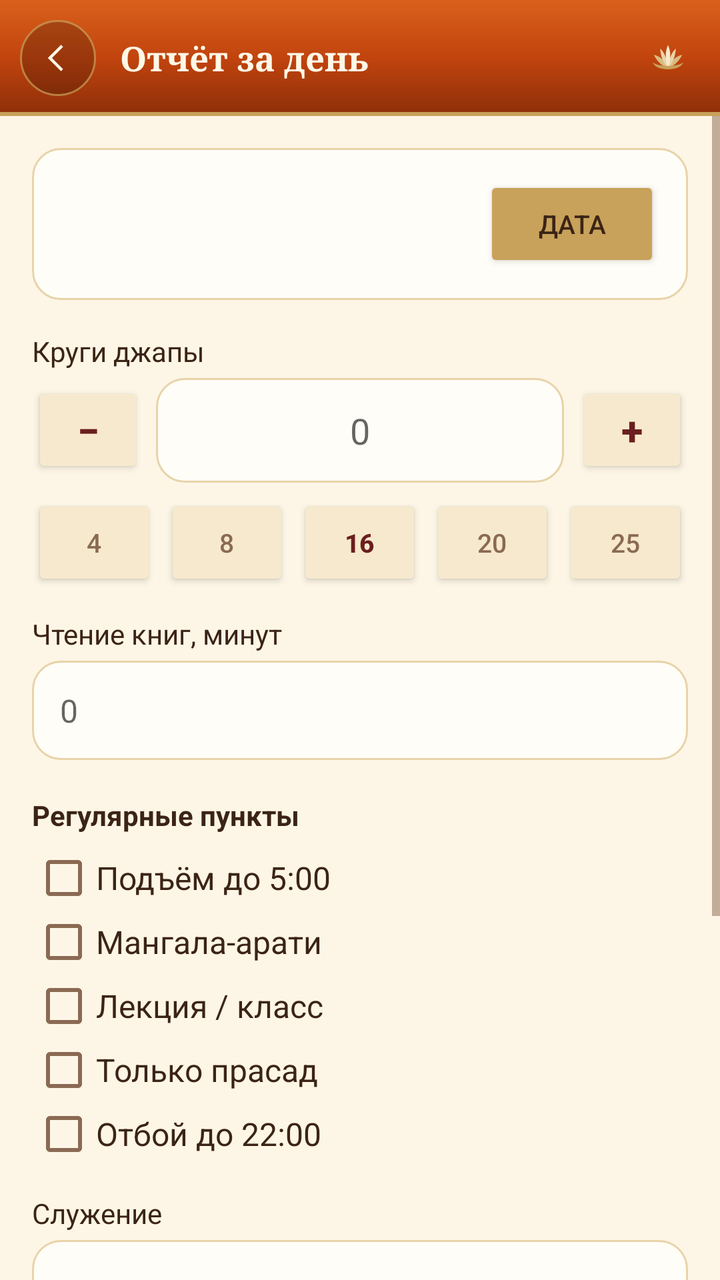
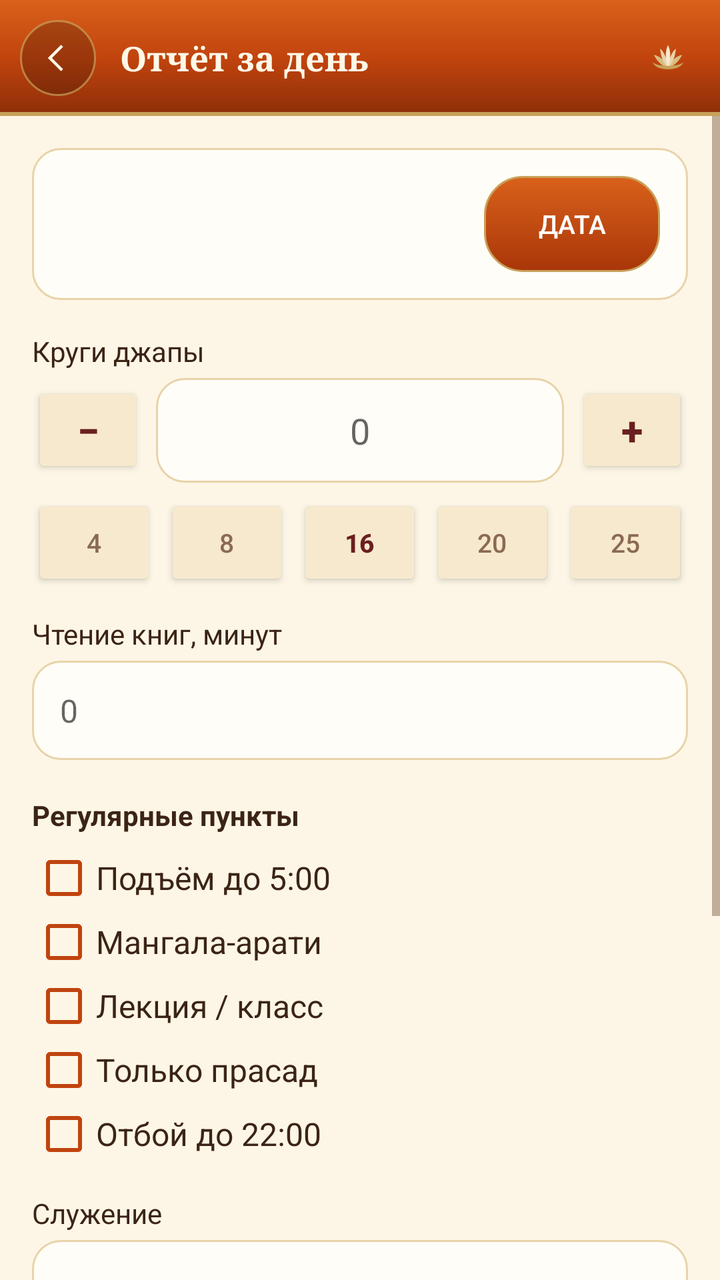

Two renders of the same Android screen: before a commit and after it. Below are the layout's source before the change and the commit's diff.
<!-- AndroidManifest.xml: application theme AppTheme -->
<!-- res/layout/activity_edit.xml -->
<?xml version="1.0" encoding="utf-8"?>
<LinearLayout xmlns:android="http://schemas.android.com/apk/res/android"
    android:layout_width="match_parent"
    android:layout_height="match_parent"
    android:orientation="vertical"
    android:background="@color/cream">

    <LinearLayout
        android:layout_width="match_parent"
        android:layout_height="wrap_content"
        android:orientation="horizontal"
        android:background="@drawable/bg_header"
        android:gravity="center_vertical"
        android:paddingLeft="10dp"
        android:paddingRight="16dp"
        android:paddingTop="10dp"
        android:paddingBottom="10dp">

        <ImageButton
            android:id="@+id/btnBack"
            android:layout_width="38dp"
            android:layout_height="38dp"
            android:padding="10dp"
            android:background="@drawable/btn_icon"
            android:src="@drawable/ic_back"
            android:scaleType="fitCenter"
            android:contentDescription="@string/back_title" />

        <TextView
            android:layout_width="0dp"
            android:layout_height="wrap_content"
            android:layout_weight="1"
            android:layout_marginLeft="12dp"
            android:text="@string/edit_title"
            android:textColor="#FFF8E7"
            android:textSize="17sp"
            android:fontFamily="serif"
            android:textStyle="bold" />

        <ImageView
            android:layout_width="20dp"
            android:layout_height="20dp"
            android:src="@drawable/ic_lotus"
            android:contentDescription="@string/lotus" />
    </LinearLayout>

<ScrollView
    android:layout_width="match_parent"
    android:layout_height="0dp"
    android:layout_weight="1"
    android:background="@color/cream"
    android:fillViewport="true">

    <LinearLayout
        android:layout_width="match_parent"
        android:layout_height="wrap_content"
        android:orientation="vertical"
        android:padding="16dp">

        <LinearLayout
            android:layout_width="match_parent"
            android:layout_height="wrap_content"
            android:orientation="horizontal"
            android:gravity="center_vertical"
            android:background="@drawable/card_bg"
            android:padding="14dp">

            <TextView
                android:id="@+id/editDate"
                android:layout_width="0dp"
                android:layout_height="wrap_content"
                android:layout_weight="1"
                android:textColor="@color/ink"
                android:textSize="17sp"
                android:textStyle="bold"
                android:text="" />

            <Button
                android:id="@+id/btnPickDate"
                android:layout_width="wrap_content"
                android:layout_height="wrap_content"
                android:text="Дата"
                android:textSize="13sp"
                android:backgroundTint="@color/gold"
                android:textColor="@color/ink" />
        </LinearLayout>

        <TextView
            android:layout_width="match_parent"
            android:layout_height="wrap_content"
            android:layout_marginTop="16dp"
            android:text="Круги джапы"
            android:textColor="@color/ink"
            android:textSize="14sp" />

        <LinearLayout
            android:layout_width="match_parent"
            android:layout_height="wrap_content"
            android:orientation="horizontal"
            android:gravity="center_vertical"
            android:layout_marginTop="4dp">

            <Button
                android:id="@+id/btnRoundsMinus"
                android:layout_width="56dp"
                android:layout_height="wrap_content"
                android:text="−"
                android:textSize="20sp"
                android:textStyle="bold"
                android:backgroundTint="@color/gold_pale"
                android:textColor="@color/maroon" />

            <EditText
                android:id="@+id/inRounds"
                android:layout_width="0dp"
                android:layout_height="wrap_content"
                android:layout_weight="1"
                android:layout_marginLeft="6dp"
                android:layout_marginRight="6dp"
                android:inputType="number"
                android:maxLength="3"
                android:gravity="center"
                android:textSize="18sp"
                android:textColor="@color/ink"
                android:hint="0"
                android:background="@drawable/card_bg"
                android:padding="14dp" />

            <Button
                android:id="@+id/btnRoundsPlus"
                android:layout_width="56dp"
                android:layout_height="wrap_content"
                android:text="+"
                android:textSize="20sp"
                android:textStyle="bold"
                android:backgroundTint="@color/gold_pale"
                android:textColor="@color/maroon" />
        </LinearLayout>

        <LinearLayout
            android:layout_width="match_parent"
            android:layout_height="wrap_content"
            android:orientation="horizontal"
            android:layout_marginTop="6dp">

            <Button
                android:id="@+id/btnR4"
                android:layout_width="0dp"
                android:layout_height="wrap_content"
                android:layout_weight="1"
                android:text="4"
                android:textSize="13sp"
                android:backgroundTint="@color/gold_pale"
                android:textColor="@color/ink_soft" />

            <Button
                android:id="@+id/btnR8"
                android:layout_width="0dp"
                android:layout_height="wrap_content"
                android:layout_weight="1"
                android:layout_marginLeft="4dp"
                android:text="8"
                android:textSize="13sp"
                android:backgroundTint="@color/gold_pale"
                android:textColor="@color/ink_soft" />

            <Button
                android:id="@+id/btnR16"
                android:layout_width="0dp"
                android:layout_height="wrap_content"
                android:layout_weight="1"
                android:layout_marginLeft="4dp"
                android:text="16"
                android:textSize="13sp"
                android:backgroundTint="@color/gold_pale"
                android:textColor="@color/maroon"
                android:textStyle="bold" />

            <Button
                android:id="@+id/btnR20"
                android:layout_width="0dp"
                android:layout_height="wrap_content"
                android:layout_weight="1"
                android:layout_marginLeft="4dp"
                android:text="20"
                android:textSize="13sp"
                android:backgroundTint="@color/gold_pale"
                android:textColor="@color/ink_soft" />

            <Button
                android:id="@+id/btnR25"
                android:layout_width="0dp"
                android:layout_height="wrap_content"
                android:layout_weight="1"
                android:layout_marginLeft="4dp"
                android:text="25"
                android:textSize="13sp"
                android:backgroundTint="@color/gold_pale"
                android:textColor="@color/ink_soft" />
        </LinearLayout>

        <TextView
            android:layout_width="match_parent"
            android:layout_height="wrap_content"
            android:layout_marginTop="12dp"
            android:text="Чтение книг, минут"
            android:textColor="@color/ink"
            android:textSize="14sp" />

        <EditText
            android:id="@+id/inReading"
            android:layout_width="match_parent"
            android:layout_height="wrap_content"
            android:inputType="number"
            android:maxLength="4"
            android:textSize="16sp"
            android:textColor="@color/ink"
            android:hint="0"
            android:background="@drawable/card_bg"
            android:padding="14dp"
            android:layout_marginTop="4dp" />

        <TextView
            android:layout_width="match_parent"
            android:layout_height="wrap_content"
            android:layout_marginTop="18dp"
            android:text="Регулярные пункты"
            android:textColor="@color/ink"
            android:textSize="14sp"
            android:textStyle="bold" />

        <CheckBox
            android:id="@+id/cbWake"
            android:layout_width="match_parent"
            android:layout_height="wrap_content"
            android:layout_marginTop="6dp"
            android:text="Подъём до 5:00"
            android:textColor="@color/ink"
            android:textSize="16sp" />

        <CheckBox
            android:id="@+id/cbArati"
            android:layout_width="match_parent"
            android:layout_height="wrap_content"
            android:text="Мангала-арати"
            android:textColor="@color/ink"
            android:textSize="16sp" />

        <CheckBox
            android:id="@+id/cbLecture"
            android:layout_width="match_parent"
            android:layout_height="wrap_content"
            android:text="Лекция / класс"
            android:textColor="@color/ink"
            android:textSize="16sp" />

        <CheckBox
            android:id="@+id/cbPrasadam"
            android:layout_width="match_parent"
            android:layout_height="wrap_content"
            android:text="Только прасад"
            android:textColor="@color/ink"
            android:textSize="16sp" />

        <CheckBox
            android:id="@+id/cbSleep"
            android:layout_width="match_parent"
            android:layout_height="wrap_content"
            android:text="Отбой до 22:00"
            android:textColor="@color/ink"
            android:textSize="16sp" />

        <TextView
            android:layout_width="match_parent"
            android:layout_height="wrap_content"
            android:layout_marginTop="14dp"
            android:text="Служение"
            android:textColor="@color/ink"
            android:textSize="14sp" />

        <EditText
            android:id="@+id/inService"
            android:layout_width="match_parent"
            android:layout_height="wrap_content"
            android:inputType="textMultiLine"
            android:minLines="2"
            android:gravity="top"
            android:textSize="15sp"
            android:textColor="@color/ink"
            android:background="@drawable/card_bg"
            android:padding="14dp"
            android:layout_marginTop="4dp" />

        <TextView
            android:layout_width="match_parent"
            android:layout_height="wrap_content"
            android:layout_marginTop="12dp"
            android:text="Заметки"
            android:textColor="@color/ink"
            android:textSize="14sp" />

        <EditText
            android:id="@+id/inNotes"
            android:layout_width="match_parent"
            android:layout_height="wrap_content"
            android:inputType="textMultiLine"
            android:minLines="3"
            android:gravity="top"
            android:textSize="15sp"
            android:textColor="@color/ink"
            android:background="@drawable/card_bg"
            android:padding="14dp"
            android:layout_marginTop="4dp" />

        <Button
            android:id="@+id/btnSave"
            android:layout_width="match_parent"
            android:layout_height="64dp"
            android:layout_marginTop="20dp"
            android:text="Сохранить"
            android:textSize="17sp"
            android:textStyle="bold"
            android:background="@drawable/btn_primary"
            android:textColor="@color/white" />

        <Button
            android:id="@+id/btnDelete"
            android:layout_width="match_parent"
            android:layout_height="wrap_content"
            android:layout_marginTop="8dp"
            android:layout_marginBottom="16dp"
            android:text="Удалить отчёт"
            android:textSize="12sp"
            android:background="@drawable/btn_gold"
            android:textColor="@color/maroon"
            android:visibility="gone" />
    </LinearLayout>
</ScrollView>
</LinearLayout>
<!-- resources referenced by this layout -->
<resources>
  <color name="cream">#FDF6E6</color>
  <color name="gold">#C8A15A</color>
  <color name="gold_pale">#F7E9CE</color>
  <color name="ink">#3B2416</color>
  <color name="ink_soft">#8A6A52</color>
  <color name="maroon">#6B1F1F</color>
  <color name="white">#FFFFFF</color>
  <!-- drawable bg_header (drawable) -->
  <?xml version="1.0" encoding="utf-8"?>
  <layer-list xmlns:android="http://schemas.android.com/apk/res/android">
      <item>
          <shape android:shape="rectangle">
              <gradient
                  android:angle="270"
                  android:startColor="#D9611B"
                  android:centerColor="#C1440E"
                  android:endColor="#8C2E08" />
          </shape>
      </item>
      <item
          android:gravity="bottom"
          android:height="2dp">
          <shape android:shape="rectangle">
              <solid android:color="#C8A15A" />
          </shape>
      </item>
  </layer-list>
  <!-- drawable btn_gold (drawable) -->
  <?xml version="1.0" encoding="utf-8"?>
  <shape xmlns:android="http://schemas.android.com/apk/res/android"
      android:shape="rectangle">
      <gradient
          android:angle="270"
          android:startColor="#FFFDF7"
          android:endColor="#F7E9CE" />
      <corners android:radius="19dp" />
      <stroke
          android:width="1dp"
          android:color="#C8A15A" />
  </shape>
  <!-- drawable btn_icon (drawable) -->
  <?xml version="1.0" encoding="utf-8"?>
  <shape xmlns:android="http://schemas.android.com/apk/res/android"
      android:shape="oval">
      <solid android:color="#33000000" />
      <stroke
          android:width="1dp"
          android:color="#B3C8A15A" />
  </shape>
  <!-- drawable btn_primary (drawable) -->
  <?xml version="1.0" encoding="utf-8"?>
  <shape xmlns:android="http://schemas.android.com/apk/res/android"
      android:shape="rectangle">
      <gradient
          android:angle="270"
          android:startColor="#D9611B"
          android:endColor="#A93609" />
      <corners android:radius="19dp" />
      <stroke
          android:width="1dp"
          android:color="#C8A15A" />
  </shape>
  <!-- drawable card_bg (drawable) -->
  <?xml version="1.0" encoding="utf-8"?>
  <shape xmlns:android="http://schemas.android.com/apk/res/android"
      android:shape="rectangle">
      <solid android:color="#FFFDF7" />
      <corners android:radius="14dp" />
      <stroke
          android:width="1dp"
          android:color="#E8D3A9" />
  </shape>
  <!-- drawable ic_back (drawable) -->
  <?xml version="1.0" encoding="utf-8"?>
  <vector xmlns:android="http://schemas.android.com/apk/res/android"
      android:width="24dp"
      android:height="24dp"
      android:viewportWidth="24"
      android:viewportHeight="24">
      <path
          android:fillColor="#FFF8E7"
          android:pathData="M15.4,4.6 L14.0,3.2 L5.2,12 L14.0,20.8 L15.4,19.4 L8.0,12 Z" />
  </vector>
  <string name="back_title">Назад</string>
  <string name="edit_title">Отчёт за день</string>
  <string name="lotus">Лотос</string>
  <style name="AppTheme" parent="@android:style/Theme.Material.Light.NoActionBar">
          <item name="android:colorPrimary">#C1440E</item>
          <item name="android:colorPrimaryDark">#8C2E08</item>
          <item name="android:colorAccent">#C8A15A</item>
          <item name="android:windowBackground">#FDF6E6</item>
          <item name="android:textColorPrimary">#3B2416</item>
          <item name="android:textColorSecondary">#8A6A52</item>
      </style>
  <!-- unchanged entries left out for length: 1 -->
</resources>

<!-- the commit's change to res/layout/activity_edit.xml (unified diff, before → after) -->
@@ -81,8 +81,12 @@
                 android:layout_height="wrap_content"
                 android:text="Дата"
                 android:textSize="13sp"
-                android:backgroundTint="@color/gold"
-                android:textColor="@color/ink" />
+                android:insetTop="0dp"
+                android:insetBottom="0dp"
+                android:stateListAnimator="@null"
+                android:elevation="0dp"
+                android:background="@drawable/btn_primary"
+                android:textColor="@color/white" />
         </LinearLayout>
 
         <TextView
@@ -236,6 +240,7 @@
             android:layout_marginTop="6dp"
             android:text="Подъём до 5:00"
             android:textColor="@color/ink"
+            android:buttonTint="@color/kesar"
             android:textSize="16sp" />
 
         <CheckBox
@@ -244,6 +249,7 @@
             android:layout_height="wrap_content"
             android:text="Мангала-арати"
             android:textColor="@color/ink"
+            android:buttonTint="@color/kesar"
             android:textSize="16sp" />
 
         <CheckBox
@@ -252,6 +258,7 @@
             android:layout_height="wrap_content"
             android:text="Лекция / класс"
             android:textColor="@color/ink"
+            android:buttonTint="@color/kesar"
             android:textSize="16sp" />
 
         <CheckBox
@@ -260,6 +267,7 @@
             android:layout_height="wrap_content"
             android:text="Только прасад"
             android:textColor="@color/ink"
+            android:buttonTint="@color/kesar"
             android:textSize="16sp" />
 
         <CheckBox
@@ -268,6 +276,7 @@
             android:layout_height="wrap_content"
             android:text="Отбой до 22:00"
             android:textColor="@color/ink"
+            android:buttonTint="@color/kesar"
             android:textSize="16sp" />
 
         <TextView
<!-- resource entries referenced after the edit -->
@@ -1,10 +1,10 @@
 <!-- resources referenced by this layout -->
 <resources>
   <color name="cream">#FDF6E6</color>
-  <color name="gold">#C8A15A</color>
   <color name="gold_pale">#F7E9CE</color>
   <color name="ink">#3B2416</color>
   <color name="ink_soft">#8A6A52</color>
+  <color name="kesar">#C1440E</color>
   <color name="maroon">#6B1F1F</color>
   <color name="white">#FFFFFF</color>
   <!-- drawable bg_header (drawable) -->
